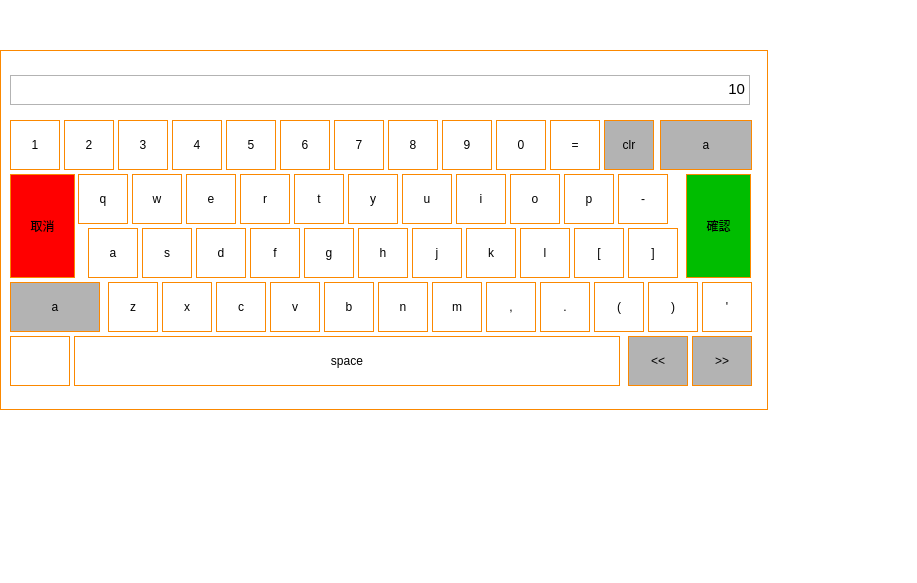
gavynandhis3fellows/keyboardDemo, file src/fullkeyboard.ui: the form before one commit.
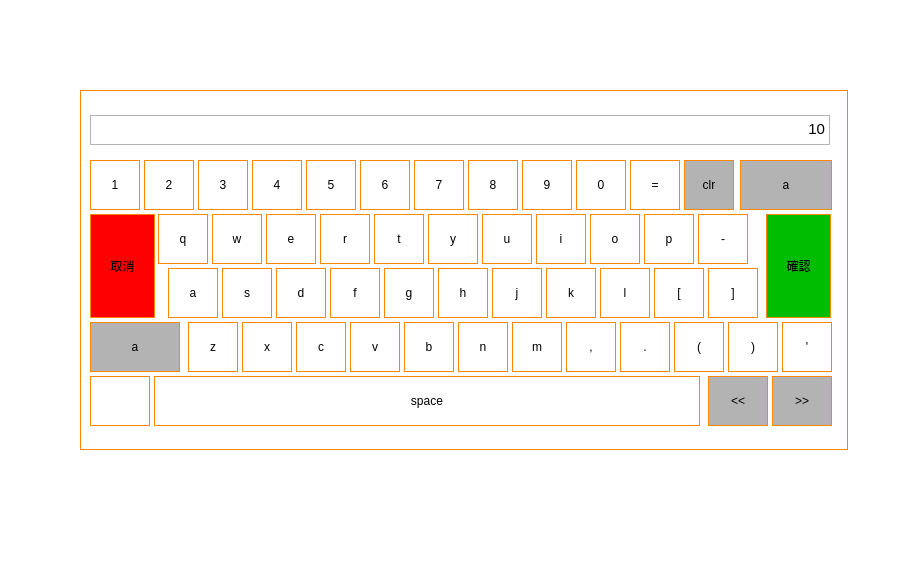
The form after the commit. Icons and pictures are not drawn.

Commit message: temp commit for merge develop

```diff
--- a/src/fullkeyboard.ui
+++ b/src/fullkeyboard.ui
@@ -19,8 +19,8 @@
   <widget class="QWidget" name="widget" native="true">
    <property name="geometry">
     <rect>
-     <x>0</x>
-     <y>50</y>
+     <x>80</x>
+     <y>90</y>
      <width>768</width>
      <height>360</height>
     </rect>
```
The commit also changes 2 other files.
